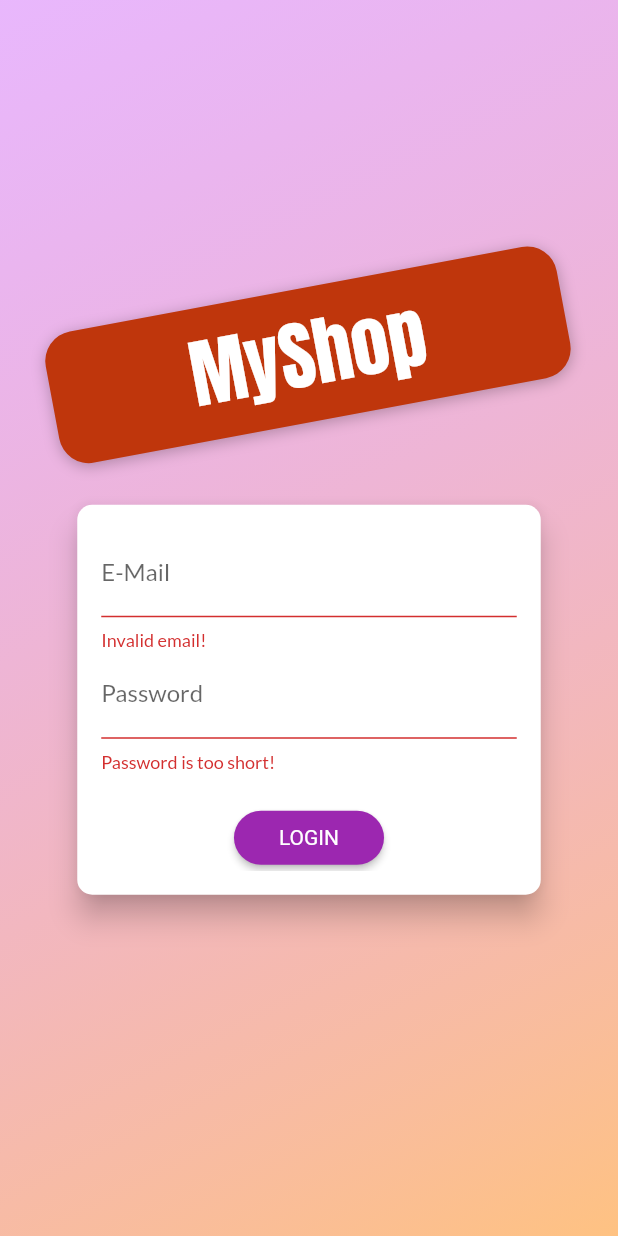
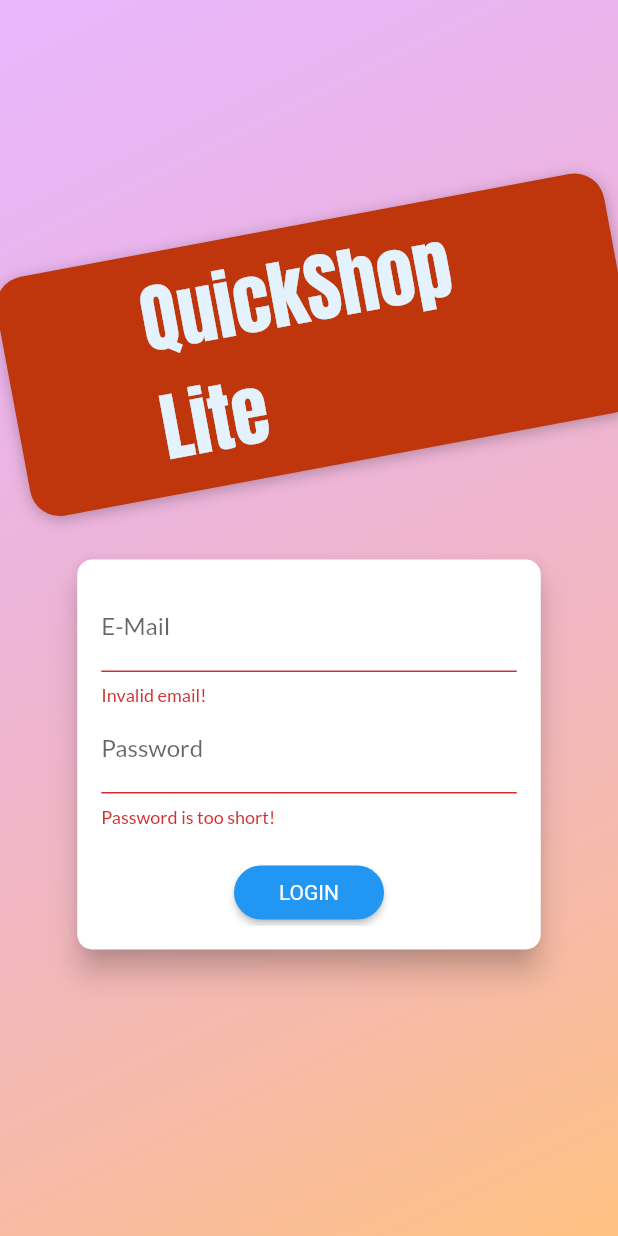
Before and after one commit to joeyyy688/ShopApp, a Flutter app: the screen it shows after launch, after a tap on "LOGIN", on a phone screen of 412 x 824 dp. Run offline on Flutter 3.47's test engine with Material 2 defaults, Android fonts, the phone set to English and light mode, and no system bars; our stand-ins replace badges, material_floating_search_bar, shared_preferences; network calls fail.

Commit message:
will undo later

```diff
--- a/lib/main.dart
+++ b/lib/main.dart
@@ -46,9 +46,10 @@ class MyApp extends StatelessWidget {
               debugShowCheckedModeBanner: false,
               title: 'MyShop',
               theme: ThemeData(
-                primarySwatch: Colors.purple,
-                accentColor: Colors.deepOrange,
                 fontFamily: 'Lato',
+                colorScheme:
+                    ColorScheme.fromSwatch(primarySwatch: Colors.purple)
+                        .copyWith(secondary: Colors.deepOrange),
               ),
               home: authData.isAuth
                   ? ProductsOverview()
--- a/lib/pages/auth_screen.dart.dart
+++ b/lib/pages/auth_screen.dart.dart
@@ -60,9 +60,9 @@ class AuthScreen extends StatelessWidget {
                         ],
                       ),
                       child: Text(
-                        'MyShop',
+                        'QuickShop Lite',
                         style: TextStyle(
-                          color: Theme.of(context).accentTextTheme.title.color,
+                          color: Theme.of(context).secondaryHeaderColor,
                           fontSize: 50,
                           fontFamily: 'Anton',
                           fontWeight: FontWeight.normal,
--- a/lib/pages/products_details.dart
+++ b/lib/pages/products_details.dart
@@ -47,7 +47,7 @@ class _ProductsDetailsState extends State<ProductsDetails> {
             ),
             Container(
               child: Text(
-                '\$${selectedProductData.price}',
+                'GHS ${selectedProductData.price}',
                 style: TextStyle(fontSize: 25, color: greyColor),
                 textAlign: TextAlign.center,
               ),
--- a/lib/providers/auth.dart
+++ b/lib/providers/auth.dart
@@ -94,27 +94,28 @@ class Auth with ChangeNotifier {
   }
 
   Future<bool> tryAutoLogin() async {
-    final prefs = await SharedPreferences.getInstance();
+    return true;
+    // final prefs = await SharedPreferences.getInstance();
 
-    if (!prefs.containsKey('userInfo')) {
-      return false;
-    }
+    // if (!prefs.containsKey('userInfo')) {
+    //   return false;
+    // }
 
-    final extractedUserData =
-        json.decode(prefs.getString('userInfo')) as Map<String, Object>;
+    // final extractedUserData =
+    //     json.decode(prefs.getString('userInfo')) as Map<String, Object>;
 
-    final expiryDate = DateTime.parse(extractedUserData['expiryData']);
+    // final expiryDate = DateTime.parse(extractedUserData['expiryData']);
 
-    if (expiryDate.isBefore(DateTime.now())) {
-      return false;
-    }
+    // if (expiryDate.isBefore(DateTime.now())) {
+    //   return false;
+    // }
 
-    _token = extractedUserData['token'];
-    _expiryDate = expiryDate;
-    _userId = extractedUserData['userID'];
-    notifyListeners();
-    autoLogOut();
-    return true;
+    // _token = extractedUserData['token'];
+    // _expiryDate = expiryDate;
+    // _userId = extractedUserData['userID'];
+    // notifyListeners();
+    // autoLogOut();
+    // return true;
   }
 
   Future<void> logOut() async {
--- a/pubspec.yaml
+++ b/pubspec.yaml
@@ -29,6 +29,7 @@ dependencies:
   intl: ^0.17.0
   provider: ^5.0.0
   shared_preferences: ^2.0.6
+  material_floating_search_bar: ^0.3.4
 
 dev_dependencies:
   flutter_test:
```
Also changed, not shown: lib/pages/cartPage.dart (+4 -4 lines), lib/pages/editProductPage.dart (+5 -5 lines), lib/pages/ordersPage.dart (+5 -5 lines), lib/pages/productsOverview.dart (+63 -3 lines), lib/widgets/gridTile.dart (+14 -13 lines), pubspec.lock.
